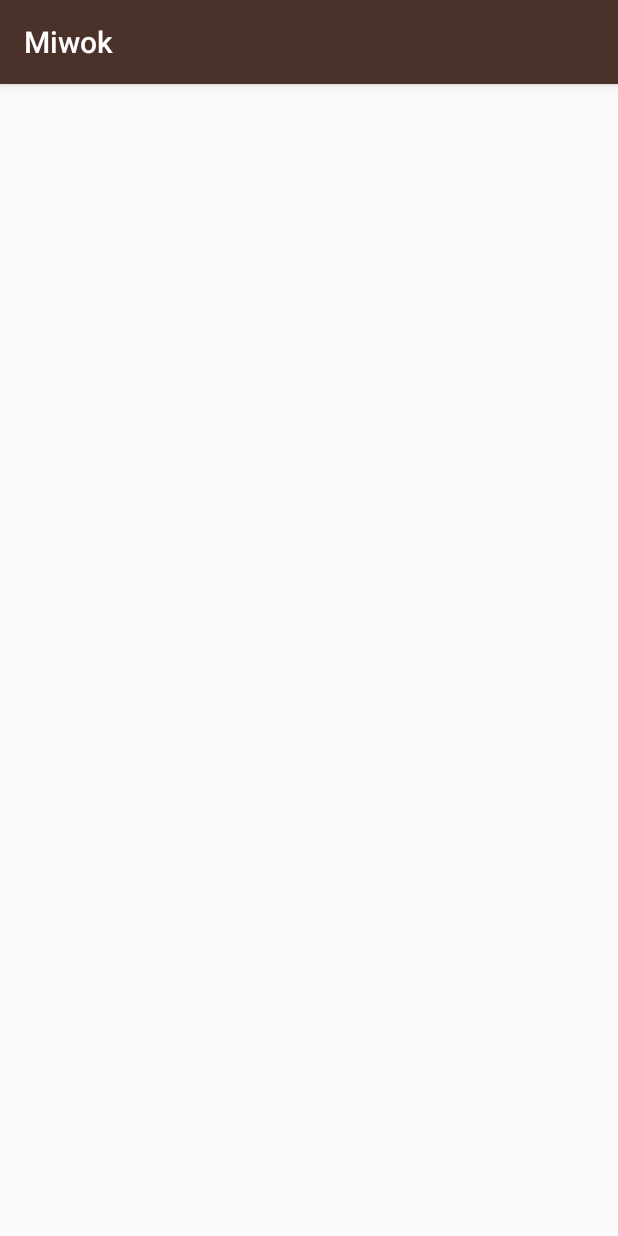
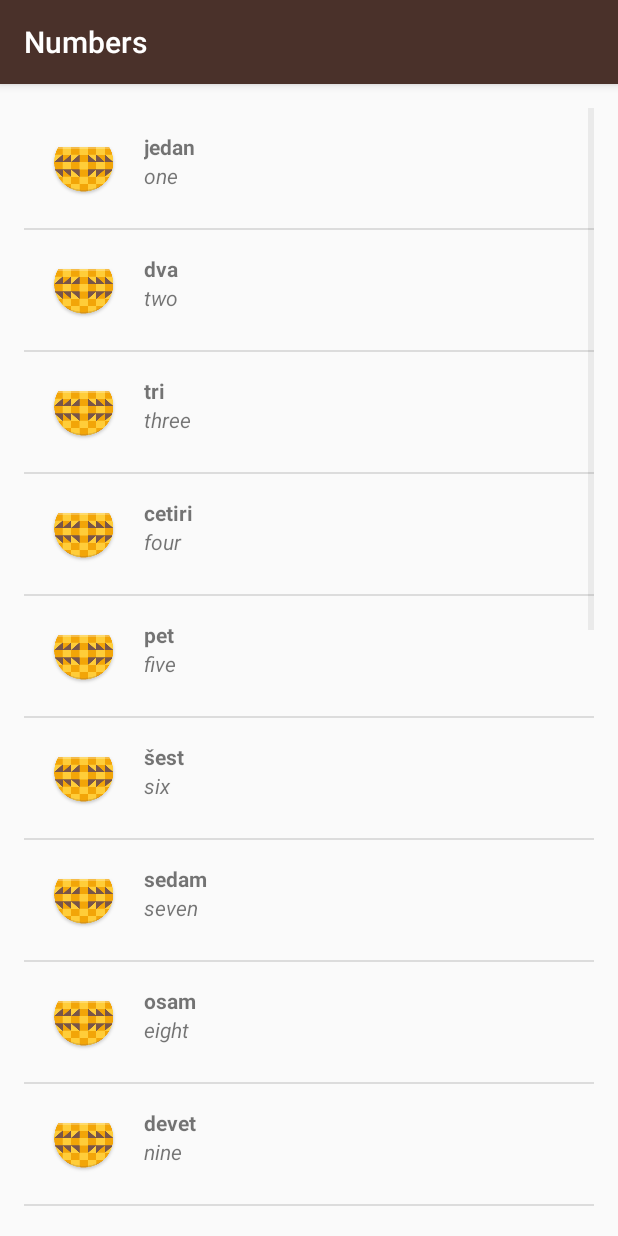
Before and after one commit to Chorri21/LangApp, an Android app: the NumbersActivity screen opened directly, with no data from a screen before it, on a phone screen of 412 x 824 dp. Run offline under Robolectric (Android 15) with nearby library versions, the light colour scheme and no system bars.

Commit message:
lesson 2 commit

```diff
--- a/app/src/main/java/com/example/android/miwok/MainActivity.java
+++ b/app/src/main/java/com/example/android/miwok/MainActivity.java
@@ -18,8 +18,10 @@ package com.example.android.miwok;
 import android.content.Intent;
 import android.graphics.Color;
 import android.os.Bundle;
+import android.support.annotation.Nullable;
 import android.support.v7.app.AppCompatActivity;
 import android.view.View;
+import android.widget.TextView;
 
 public class MainActivity extends AppCompatActivity {
 
@@ -30,6 +32,8 @@ public class MainActivity extends AppCompatActivity {
         // Set the content of the activity to use the activity_main.xml layout file
         setContentView(R.layout.activity_main);
     }
+
+
     public void openNumbersList(View view) {
         Intent numberIntent = new Intent(this, NumbersActivity.class);
         startActivity(numberIntent);
@@ -46,7 +50,7 @@ public class MainActivity extends AppCompatActivity {
     }
 
     public void openPhrases (View view){
-        Intent colorsIntent = new Intent(this, ColorsActivity.class);
+        Intent colorsIntent = new Intent(this, PhrasesActivity.class);
         startActivity(colorsIntent);
     }
 }
--- a/app/src/main/java/com/example/android/miwok/NumbersActivity.java
+++ b/app/src/main/java/com/example/android/miwok/NumbersActivity.java
@@ -1,16 +1,58 @@
 package com.example.android.miwok;
 
+import android.os.Bundle;
 import android.support.v7.app.AppCompatActivity;
-import android.os.Bundle;
-import android.view.View;
+import android.widget.ListView;
+
+import java.util.ArrayList;
 
 public class NumbersActivity extends AppCompatActivity {
 
     @Override
     protected void onCreate(Bundle savedInstanceState) {
         super.onCreate(savedInstanceState);
-        setContentView(R.layout.activity_numbers);
-    }
+        setContentView(R.layout.word_list);
+
+        // Create a list of words
+        ArrayList<Word> numberWords = new ArrayList<Word>();
 
 
+        numberWords.add(new Word("one", "jedan"));
+        numberWords.add(new Word("two", "dva"));
+        numberWords.add(new Word("three", "tri"));
+        numberWords.add(new Word("four", "cetiri"));
+        numberWords.add(new Word("five", "pet"));
+        numberWords.add(new Word("six", "šest"));
+        numberWords.add(new Word("seven", "sedam"));
+        numberWords.add(new Word("eight", "osam"));
+        numberWords.add(new Word("nine", "devet"));
+        numberWords.add(new Word("ten", "deset"));
+        numberWords.add(new Word("eleven", "jedanaest"));
+        numberWords.add(new Word("twelve", "dvanaest"));
+        numberWords.add(new Word("thirteen", "trinaest"));
+        numberWords.add(new Word("fourteen", "četrnaest"));
+        numberWords.add(new Word("fifteen", "petnaest"));
+        numberWords.add(new Word("sixteen", "šesnaest"));
+        numberWords.add(new Word("seventeen", "sedamnaest"));
+        numberWords.add(new Word("eighteen", "osamnaest"));
+        numberWords.add(new Word("nineteen", "devetnaest"));
+        numberWords.add(new Word("twenty", "dvadeset"));
+        // Create an {@link ArrayAdapter}, whose data source is a list of Strings. The
+        // adapter knows how to create layouts for each item in the list, using the
+        // simple_list_item_1.xml layout resource defined in the Android framework.
+        // This list item layout contains a single {@link TextView}, which the adapter will set to
+        // display a single word.
+        WordAdapter numberAdapter = new WordAdapter(this, numberWords);
+
+        // Find the {@link ListView} object in the view hierarchy of the {@link Activity}.
+        // There should be a {@link ListView} with the view ID called list, which is declared in the
+        // word_list.xml file.
+        ListView listView = (ListView) findViewById(R.id.word_list);
+
+        // Make the {@link ListView} use the {@link ArrayAdapter} we created above, so that the
+        // {@link ListView} will display list items for each word in the list of words.
+        // Do this by calling the setAdapter method on the {@link ListView} object and pass in
+        // 1 argument, which is the {@link ArrayAdapter} with the variable name itemsAdapter.
+        listView.setAdapter(numberAdapter);
+    }
 }
--- /dev/null
+++ b/app/src/main/java/com/example/android/miwok/Word.java
@@ -0,0 +1,22 @@
+package com.example.android.miwok;
+
+public class Word {
+    // We add this because our ArrayList needed two inputs to be represented (instead of the standart one ArrayList<String>..)
+    private String mDefaultTranslation;
+    private String mMiwokTranslation;
+
+    public Word(String defaultTranslation, String miwokTranslation){
+        mDefaultTranslation = defaultTranslation;
+        mMiwokTranslation = miwokTranslation;
+    }
+
+    public String getDefaultTranslation(){
+
+        return mDefaultTranslation;
+    }
+    public String getMiwokTranslation()
+    {
+        return mMiwokTranslation;
+
+    }
+}
--- /dev/null
+++ b/app/src/main/java/com/example/android/miwok/WordAdapter.java
@@ -0,0 +1,53 @@
+package com.example.android.miwok;
+
+import android.app.Activity;
+import android.support.annotation.NonNull;
+import android.support.annotation.Nullable;
+import android.view.LayoutInflater;
+import android.view.View;
+import android.view.ViewGroup;
+import android.widget.ArrayAdapter;
+import android.widget.ImageView;
+import android.widget.TextView;
+
+import java.util.ArrayList;
+
+public class WordAdapter extends ArrayAdapter<Word> {
+    // My Code
+    public WordAdapter(Activity context, ArrayList<Word> words) {
+        // Here, we initialize the ArrayAdapter's internal storage for the context and the list.
+        // the second argument is used when the ArrayAdapter is populating a single TextView.
+        // Because this is a custom adapter for two TextViews, the adapter is not
+        // going to use this second argument, so it can be any value. Here, we used 0.
+        super(context, 0, words);
+    }
+
+
+    @Override
+    public View getView(int position, @Nullable View convertView, @NonNull ViewGroup parent) {
+       //return super.getView(position, convertView, parent);
+        View listItemView = convertView;
+        if(listItemView == null) {
+            listItemView = LayoutInflater.from(getContext()).inflate(
+                    R.layout.list_item, parent, false);
+    }
+
+    // Get the {@link Word} object located at this position in the list
+    Word currentWord = getItem(position);
+    // Default translation
+    TextView defaultTextView = (TextView) listItemView.findViewById(R.id.default_text_view);
+
+    // set this text on the default translation text view
+    defaultTextView.setText(currentWord.getDefaultTranslation());
+
+    // Miwok translation
+    TextView miwokTextView = (TextView) listItemView.findViewById(R.id.miwok_text_view);
+
+    // set this text on the miwok translation text view
+    miwokTextView.setText(currentWord.getMiwokTranslation());
+
+    // Return the whole list item layout (containing 2 TextViews)
+    // so that it can be shown in the ListView
+    return listItemView;
+}
+}
--- a/app/src/main/res/layout/activity_numbers.xml
+++ /dev/null
@@ -1,9 +0,0 @@
-<?xml version="1.0" encoding="utf-8"?>
-<android.support.constraint.ConstraintLayout xmlns:android="http://schemas.android.com/apk/res/android"
-    xmlns:app="http://schemas.android.com/apk/res-auto"
-    xmlns:tools="http://schemas.android.com/tools"
-    android:layout_width="match_parent"
-    android:layout_height="match_parent"
-    tools:context=".NumbersActivity">
-
-</android.support.constraint.ConstraintLayout>
--- /dev/null
+++ b/app/src/main/res/layout/list_item.xml
@@ -0,0 +1,40 @@
+<?xml version="1.0" encoding="utf-8"?>
+<android.support.constraint.ConstraintLayout
+    xmlns:android="http://schemas.android.com/apk/res/android"
+    xmlns:tools="http://schemas.android.com/tools"
+    android:layout_width="match_parent"
+    android:layout_height="match_parent">
+
+    <LinearLayout
+        android:layout_width="match_parent"
+        android:layout_height="match_parent"
+        android:padding="16dp"
+        android:orientation="horizontal">
+
+        <ImageView
+            android:id="@+id/image"
+            android:layout_width="wrap_content"
+            android:layout_height="wrap_content"
+            android:src="@mipmap/ic_launcher"
+            />
+        <LinearLayout
+            android:layout_width="match_parent"
+            android:layout_height="wrap_content"
+            android:paddingLeft="16dp"
+            android:orientation="vertical">
+            <TextView
+                android:id="@+id/miwok_text_view"
+                android:layout_width="match_parent"
+                android:layout_height="wrap_content"
+                android:textStyle="bold"
+                tools:text="lutti"/>
+            <TextView
+                android:id="@+id/default_text_view"
+                android:layout_width="match_parent"
+                android:layout_height="wrap_content"
+                android:textStyle="italic"
+                tools:text="one"/>
+        </LinearLayout>
+
+    </LinearLayout>
+</android.support.constraint.ConstraintLayout>
--- /dev/null
+++ b/app/src/main/res/layout/word_list.xml
@@ -0,0 +1,12 @@
+<?xml version="1.0" encoding="utf-8"?>
+<ListView xmlns:android="http://schemas.android.com/apk/res/android"
+    xmlns:tools="http://schemas.android.com/tools"
+    android:id="@+id/word_list"
+    android:orientation="vertical"
+    android:layout_width="match_parent"
+    android:layout_height="match_parent"
+    android:paddingBottom="16dp"
+    android:paddingLeft="16dp"
+    android:paddingRight="16dp"
+    android:paddingTop="16dp"
+    />
--- a/build.gradle
+++ b/build.gradle
@@ -10,7 +10,7 @@ buildscript {
         google()
     }
     dependencies {
-        classpath 'com.android.tools.build:gradle:3.4.1'
+        classpath 'com.android.tools.build:gradle:3.4.2'
 
         // NOTE: Do not place your application dependencies here; they belong
         // in the individual module build.gradle files
```
Also changed, not shown: app/src/main/AndroidManifest.xml (+8 -4 lines), app/src/main/java/com/example/android/miwok/ColorsActivity.java (+23 -1 lines), app/src/main/java/com/example/android/miwok/FamilyMembersActivity.java (+16 -1 lines), app/src/main/java/com/example/android/miwok/PhrasesActivity.java (+14 -1 lines), app/src/main/res/layout/activity_colors.xml (deleted, +0 -9 lines), app/src/main/res/layout/activity_family_members.xml (deleted, +0 -9 lines), app/src/main/res/layout/activity_phrases.xml (deleted, +0 -9 lines).
